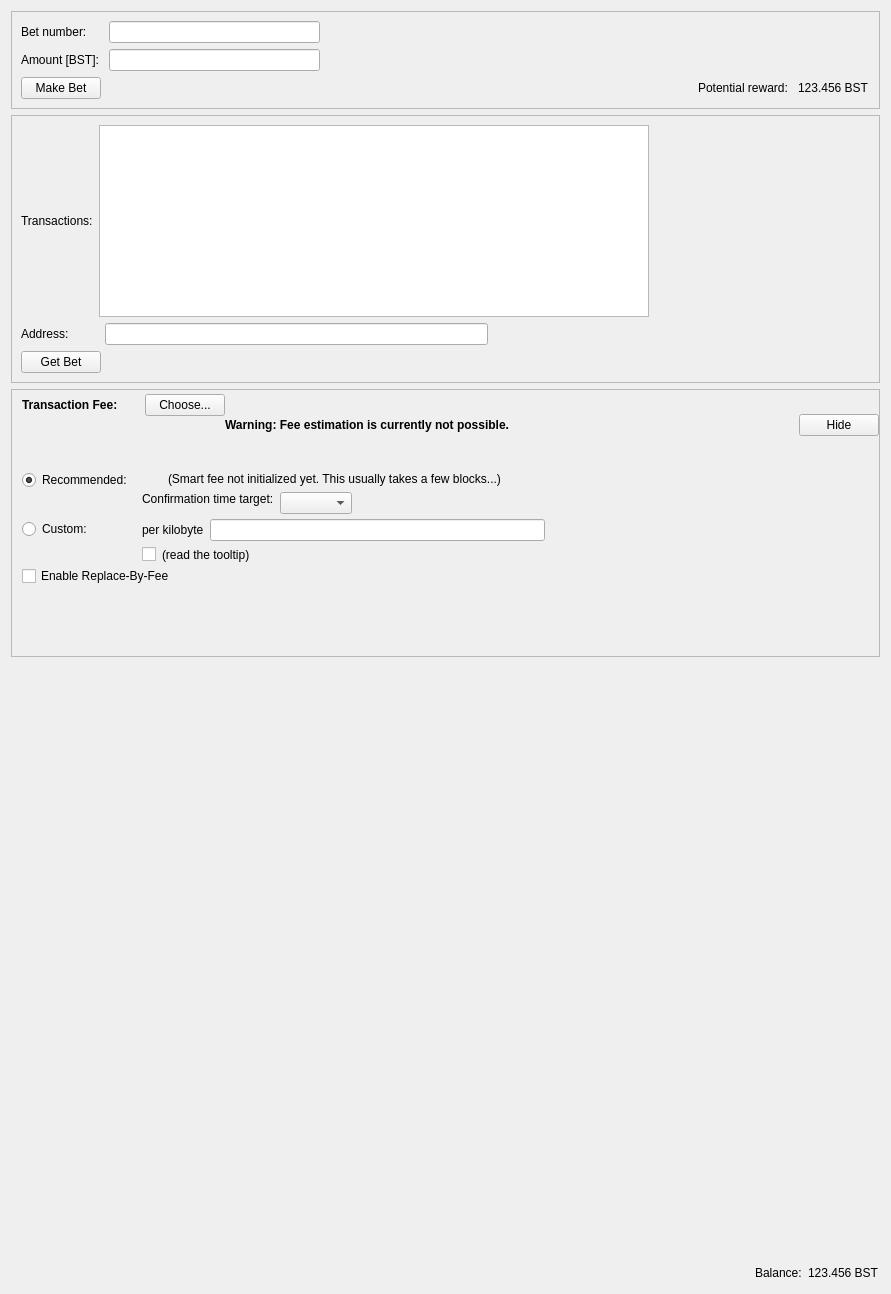
Above: src/qt/forms/lotterypage.ui from opodgorska/bst before the change. Below: the same form after it.
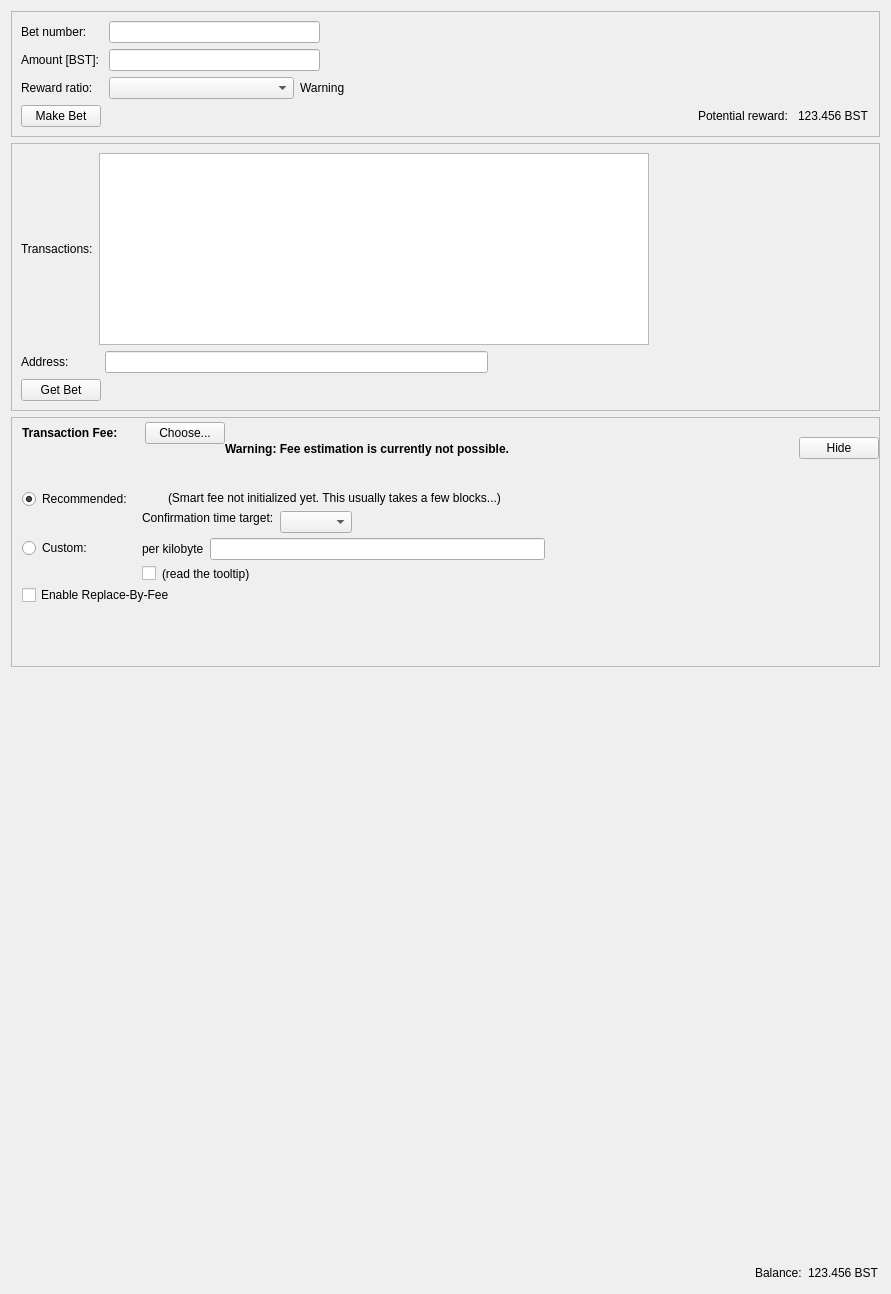
That is the form after the change. Custom widgets are drawn as their Qt base class.

The edit to the form file:
```diff
--- a/src/qt/forms/lotterypage.ui
+++ b/src/qt/forms/lotterypage.ui
@@ -13,19 +13,15 @@
   <property name="windowTitle">
    <string>Form</string>
   </property>
-  <layout class="QVBoxLayout" name="verticalLayout_7">
-   <item>
-    <layout class="QVBoxLayout" name="verticalLayout_6">
-     <item>
-      <widget class="QFrame" name="frameMakeBet">
-       <property name="frameShape">
-        <enum>QFrame::StyledPanel</enum>
-       </property>
-       <property name="frameShadow">
-        <enum>QFrame::Raised</enum>
-       </property>
        <layout class="QVBoxLayout" name="verticalLayout_3">
         <item>
+    <widget class="QFrame" name="frameMakeBet">
+     <property name="frameShape">
+      <enum>QFrame::StyledPanel</enum>
+     </property>
+     <property name="frameShadow">
+      <enum>QFrame::Raised</enum>
+     </property>
          <layout class="QVBoxLayout" name="verticalLayout_2">
           <item>
            <layout class="QHBoxLayout" name="horizontalLayout_2">
@@ -81,6 +77,47 @@
             </item>
            </layout>
           </item>
+      <item>
+       <layout class="QHBoxLayout" name="horizontalLayout_8">
+        <item>
+         <widget class="QLabel" name="label_2">
+          <property name="text">
+           <string>Reward ratio:   </string>
+          </property>
+         </widget>
+        </item>
+        <item>
+         <widget class="QComboBox" name="rewardRatioComboBox">
+          <property name="minimumSize">
+           <size>
+            <width>185</width>
+            <height>0</height>
+           </size>
+          </property>
+         </widget>
+        </item>
+        <item>
+         <widget class="QLabel" name="warningRewardRatio">
+          <property name="text">
+           <string>Warning</string>
+          </property>
+         </widget>
+        </item>
+        <item>
+         <spacer name="horizontalSpacer_12">
+          <property name="orientation">
+           <enum>Qt::Horizontal</enum>
+          </property>
+          <property name="sizeHint" stdset="0">
+           <size>
+            <width>550</width>
+            <height>20</height>
+           </size>
+          </property>
+         </spacer>
+        </item>
+       </layout>
+      </item>
           <item>
            <layout class="QHBoxLayout" name="horizontalLayout_3">
             <item>
@@ -120,11 +157,7 @@
            </layout>
           </item>
          </layout>
-        </item>
-       </layout>
-      </widget>
-     </item>
-    </layout>
+    </widget>
    </item>
    <item>
     <layout class="QVBoxLayout" name="verticalLayout">
@@ -743,7 +776,7 @@
      <property name="sizeHint" stdset="0">
       <size>
        <width>20</width>
-       <height>600</height>
+       <height>590</height>
       </size>
      </property>
     </spacer>
```
Left out of the diff: 18 changed lines with no effect on the pictures. Lines whose indentation alone changed are shown as unchanged.
